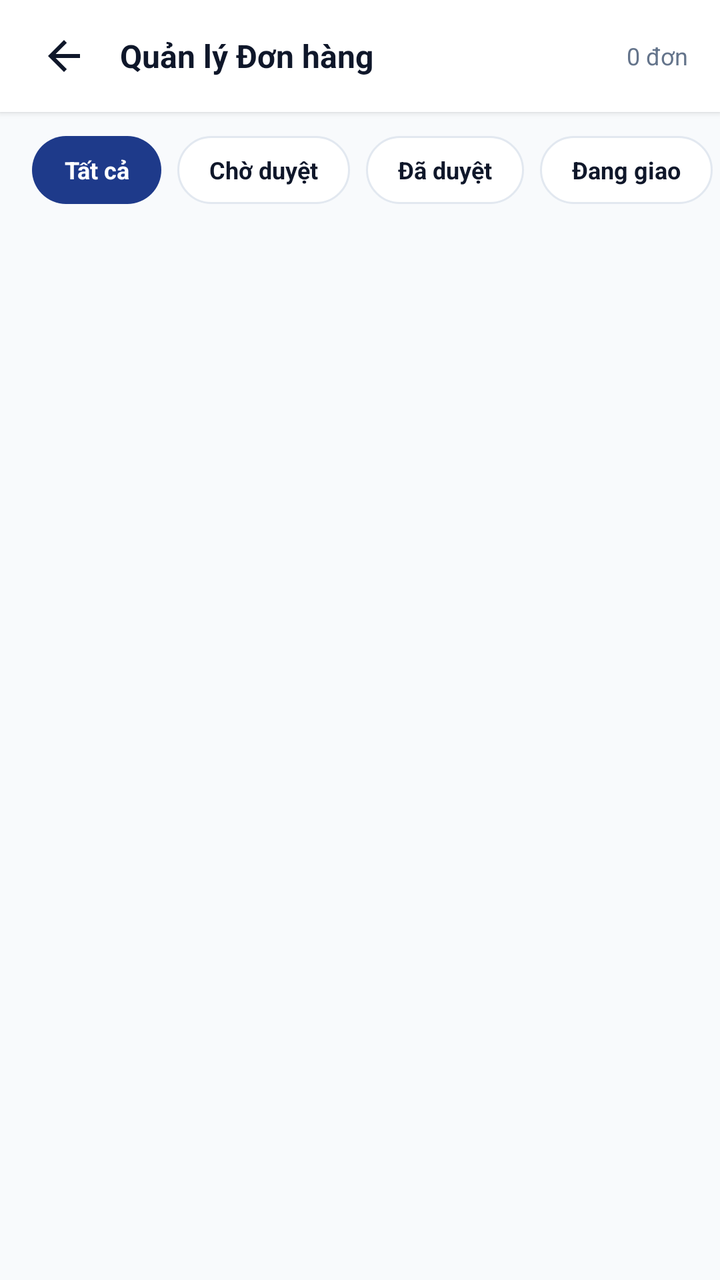
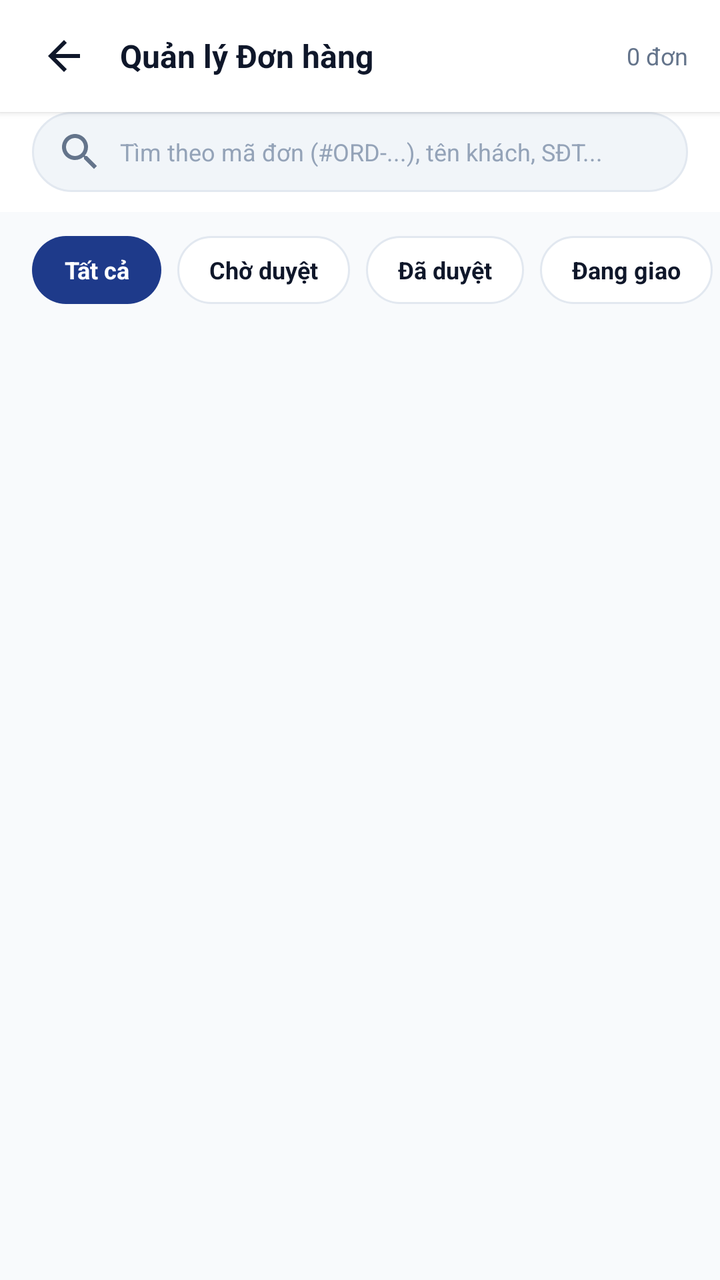

The first picture is an Android layout as it rendered before a commit; the second is the same layout after the commit. The layout source and the unified diff follow.
<!-- AndroidManifest.xml: application theme Theme.Book_selling_app -->
<!-- res/layout/activity_admin_orders.xml -->
<?xml version="1.0" encoding="utf-8"?>
<LinearLayout xmlns:android="http://schemas.android.com/apk/res/android"
    xmlns:app="http://schemas.android.com/apk/res-auto"
    xmlns:tools="http://schemas.android.com/tools"
    android:layout_width="match_parent"
    android:layout_height="match_parent"
    android:background="@color/background"
    android:orientation="vertical"
    tools:context=".AdminOrdersActivity"
    tools:ignore="HardcodedText,ContentDescription">

    
    <LinearLayout
        android:layout_width="match_parent"
        android:layout_height="56dp"
        android:background="@color/surface"
        android:elevation="2dp"
        android:gravity="center_vertical"
        android:orientation="horizontal"
        android:paddingStart="12dp"
        android:paddingEnd="16dp">

        <ImageButton
            android:id="@+id/btnBack"
            android:layout_width="40dp"
            android:layout_height="40dp"
            android:background="?attr/selectableItemBackgroundBorderless"
            android:contentDescription="@null"
            android:src="@drawable/ic_arrow_back"
            app:tint="@color/text_primary" />

        <TextView
            android:layout_width="0dp"
            android:layout_height="wrap_content"
            android:layout_marginStart="8dp"
            android:layout_weight="1"
            android:text="Quản lý Đơn hàng"
            android:textColor="@color/text_primary"
            android:textSize="@dimen/text_lg"
            android:textStyle="bold" />

        <TextView
            android:id="@+id/tvAdminOrderCount"
            android:layout_width="wrap_content"
            android:layout_height="wrap_content"
            android:text="0 đơn"
            android:textColor="@color/text_secondary"
            android:textSize="@dimen/text_sm" />
    </LinearLayout>

    
    <HorizontalScrollView
        android:layout_width="match_parent"
        android:layout_height="wrap_content"
        android:clipToPadding="false"
        android:paddingStart="16dp"
        android:paddingTop="12dp"
        android:paddingEnd="8dp"
        android:paddingBottom="12dp"
        android:scrollbars="none">

        <LinearLayout
            android:layout_width="wrap_content"
            android:layout_height="wrap_content"
            android:orientation="horizontal">

            <TextView
                android:id="@+id/tabAll"
                android:layout_width="wrap_content"
                android:layout_height="34dp"
                android:layout_marginEnd="8dp"
                android:background="@drawable/bg_chip_selected"
                android:clickable="true"
                android:focusable="true"
                android:gravity="center"
                android:paddingStart="16dp"
                android:paddingEnd="16dp"
                android:text="Tất cả"
                android:textColor="@color/white"
                android:textSize="@dimen/text_sm"
                android:textStyle="bold" />

            <TextView
                android:id="@+id/tabPending"
                android:layout_width="wrap_content"
                android:layout_height="34dp"
                android:layout_marginEnd="8dp"
                android:background="@drawable/bg_chip_unselected"
                android:clickable="true"
                android:focusable="true"
                android:gravity="center"
                android:paddingStart="16dp"
                android:paddingEnd="16dp"
                android:text="Chờ duyệt"
                android:textColor="@color/text_primary"
                android:textSize="@dimen/text_sm"
                android:textStyle="bold" />

            <TextView
                android:id="@+id/tabConfirmed"
                android:layout_width="wrap_content"
                android:layout_height="34dp"
                android:layout_marginEnd="8dp"
                android:background="@drawable/bg_chip_unselected"
                android:clickable="true"
                android:focusable="true"
                android:gravity="center"
                android:paddingStart="16dp"
                android:paddingEnd="16dp"
                android:text="Đã duyệt"
                android:textColor="@color/text_primary"
                android:textSize="@dimen/text_sm"
                android:textStyle="bold" />

            <TextView
                android:id="@+id/tabShipping"
                android:layout_width="wrap_content"
                android:layout_height="34dp"
                android:layout_marginEnd="8dp"
                android:background="@drawable/bg_chip_unselected"
                android:clickable="true"
                android:focusable="true"
                android:gravity="center"
                android:paddingStart="16dp"
                android:paddingEnd="16dp"
                android:text="Đang giao"
                android:textColor="@color/text_primary"
                android:textSize="@dimen/text_sm"
                android:textStyle="bold" />

            <TextView
                android:id="@+id/tabDelivered"
                android:layout_width="wrap_content"
                android:layout_height="34dp"
                android:layout_marginEnd="8dp"
                android:background="@drawable/bg_chip_unselected"
                android:clickable="true"
                android:focusable="true"
                android:gravity="center"
                android:paddingStart="16dp"
                android:paddingEnd="16dp"
                android:text="Đã giao"
                android:textColor="@color/text_primary"
                android:textSize="@dimen/text_sm"
                android:textStyle="bold" />

            <TextView
                android:id="@+id/tabCancelled"
                android:layout_width="wrap_content"
                android:layout_height="34dp"
                android:layout_marginEnd="8dp"
                android:background="@drawable/bg_chip_unselected"
                android:clickable="true"
                android:focusable="true"
                android:gravity="center"
                android:paddingStart="16dp"
                android:paddingEnd="16dp"
                android:text="Đã hủy"
                android:textColor="@color/text_primary"
                android:textSize="@dimen/text_sm"
                android:textStyle="bold" />

        </LinearLayout>
    </HorizontalScrollView>

    
    <androidx.recyclerview.widget.RecyclerView
        android:id="@+id/rvAdminOrders"
        android:layout_width="match_parent"
        android:layout_height="match_parent"
        android:clipToPadding="false"
        android:paddingTop="4dp"
        android:paddingBottom="40dp" />

</LinearLayout>
<!-- resources referenced by this layout -->
<resources>
  <color name="background">#F8FAFC</color>
  <color name="surface">#FFFFFF</color>
  <color name="text_primary">#0F172A</color>
  <color name="text_secondary">#64748B</color>
  <color name="white">#FFFFFFFF</color>
  <dimen name="text_lg">16sp</dimen>
  <dimen name="text_sm">12sp</dimen>
  <!-- drawable bg_chip_selected (drawable) -->
  <?xml version="1.0" encoding="utf-8"?>
  <shape xmlns:android="http://schemas.android.com/apk/res/android"
      android:shape="rectangle">
      <solid android:color="@color/primary" />
      <corners android:radius="@dimen/radius_pill" />
      <padding
          android:left="14dp"
          android:top="6dp"
          android:right="14dp"
          android:bottom="6dp" />
  </shape>
  <!-- drawable bg_chip_unselected (drawable) -->
  <?xml version="1.0" encoding="utf-8"?>
  <shape xmlns:android="http://schemas.android.com/apk/res/android"
      android:shape="rectangle">
      <solid android:color="@color/surface" />
      <stroke android:width="1dp" android:color="@color/border_subtle" />
      <corners android:radius="@dimen/radius_pill" />
      <padding
          android:left="14dp"
          android:top="6dp"
          android:right="14dp"
          android:bottom="6dp" />
  </shape>
  <!-- drawable ic_arrow_back (drawable) -->
  <vector xmlns:android="http://schemas.android.com/apk/res/android"
      android:width="24dp"
      android:height="24dp"
      android:viewportWidth="24"
      android:viewportHeight="24">
    <path
        android:fillColor="@color/text_primary"
        android:pathData="M20,11H7.83l5.59,-5.59L12,4l-8,8 8,8 1.41,-1.41L7.83,13H20v-2z"/>
  </vector>
  <style name="Theme.Book_selling_app" parent="Base.Theme.Book_selling_app" />
  <color name="primary">#1E3A8A</color>
  <dimen name="radius_pill">999dp</dimen>
  <color name="border_subtle">#E2E8F0</color>
  <style name="Base.Theme.Book_selling_app" parent="Theme.Material3.DayNight.NoActionBar">
          
          <item name="colorPrimary">@color/primary</item>
          <item name="colorPrimaryDark">@color/primary_dark</item>
          <item name="colorOnPrimary">@color/on_primary</item>
          <item name="colorSecondary">@color/secondary</item>
          <item name="colorOnSecondary">@color/on_secondary</item>
  
          
          <item name="android:windowBackground">@color/background</item>
          <item name="colorSurface">@color/surface</item>
          <item name="colorOnSurface">@color/text_primary</item>
  
          
          <item name="android:statusBarColor">@color/surface</item>
          <item name="android:windowLightStatusBar">true</item>
      </style>
  <color name="primary_dark">#00236F</color>
  <color name="on_primary">#FFFFFF</color>
  <color name="secondary">#D97706</color>
  <color name="on_secondary">#FFFFFF</color>
</resources>

<!-- the commit's change to res/layout/activity_admin_orders.xml (unified diff, before → after) -->
@@ -49,6 +49,33 @@
     </LinearLayout>
 
     
+    <LinearLayout
+        android:layout_width="match_parent"
+        android:layout_height="wrap_content"
+        android:background="@color/surface"
+        android:paddingStart="16dp"
+        android:paddingEnd="16dp"
+        android:paddingBottom="10dp">
+
+        <EditText
+            android:id="@+id/edtSearchOrder"
+            android:layout_width="match_parent"
+            android:layout_height="40dp"
+            android:background="@drawable/bg_search_bar"
+            android:drawableStart="@drawable/ic_search"
+            android:drawablePadding="8dp"
+            android:hint="Tìm theo mã đơn (#ORD-...), tên khách, SĐT..."
+            android:imeOptions="actionSearch"
+            android:importantForAutofill="no"
+            android:inputType="text"
+            android:paddingStart="12dp"
+            android:paddingEnd="12dp"
+            android:textColor="@color/text_primary"
+            android:textColorHint="@color/text_muted"
+            android:textSize="@dimen/text_sm" />
+    </LinearLayout>
+
+    
     <HorizontalScrollView
         android:layout_width="match_parent"
         android:layout_height="wrap_content"
<!-- resource entries referenced after the edit -->
@@ -2,6 +2,7 @@
 <resources>
   <color name="background">#F8FAFC</color>
   <color name="surface">#FFFFFF</color>
+  <color name="text_muted">#94A3B8</color>
   <color name="text_primary">#0F172A</color>
   <color name="text_secondary">#64748B</color>
   <color name="white">#FFFFFFFF</color>
@@ -32,6 +33,14 @@
           android:right="14dp"
           android:bottom="6dp" />
   </shape>
+  <!-- drawable bg_search_bar (drawable) -->
+  <?xml version="1.0" encoding="utf-8"?>
+  <shape xmlns:android="http://schemas.android.com/apk/res/android"
+      android:shape="rectangle">
+      <solid android:color="@color/surface_variant" />
+      <stroke android:width="1dp" android:color="@color/border_subtle" />
+      <corners android:radius="@dimen/radius_pill" />
+  </shape>
   <!-- drawable ic_arrow_back (drawable) -->
   <vector xmlns:android="http://schemas.android.com/apk/res/android"
       android:width="24dp"
@@ -42,10 +51,21 @@
         android:fillColor="@color/text_primary"
         android:pathData="M20,11H7.83l5.59,-5.59L12,4l-8,8 8,8 1.41,-1.41L7.83,13H20v-2z"/>
   </vector>
+  <!-- drawable ic_search (drawable) -->
+  <vector xmlns:android="http://schemas.android.com/apk/res/android"
+      android:width="24dp"
+      android:height="24dp"
+      android:viewportWidth="24"
+      android:viewportHeight="24">
+    <path
+        android:fillColor="@color/text_secondary"
+        android:pathData="M15.5,14h-0.79l-0.28,-0.27C15.41,12.59 16,11.11 16,9.5 16,5.91 13.09,3 9.5,3S3,5.91 3,9.5 5.91,16 9.5,16c1.61,0 3.09,-0.59 4.23,-1.57l0.27,0.28v0.79l5,4.99L20.49,19l-4.99,-5zm-6,0C7.01,14 5,11.99 5,9.5S7.01,5 9.5,5 14,7.01 14,9.5 11.99,14 9.5,14z"/>
+  </vector>
   <style name="Theme.Book_selling_app" parent="Base.Theme.Book_selling_app" />
   <color name="primary">#1E3A8A</color>
   <dimen name="radius_pill">999dp</dimen>
   <color name="border_subtle">#E2E8F0</color>
+  <color name="surface_variant">#F1F5F9</color>
   <style name="Base.Theme.Book_selling_app" parent="Theme.Material3.DayNight.NoActionBar">
           
           <item name="colorPrimary">@color/primary</item>
